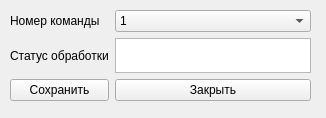
First picture: the form in wddoc.ui, repository YanaTurKli/ImitatorExchange, before the edit.
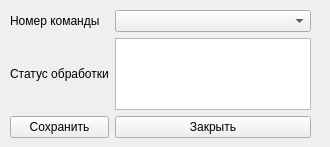
Second picture: the form after the edit.

What changed in the file:
```diff
--- a/wddoc.ui
+++ b/wddoc.ui
@@ -6,8 +6,8 @@
    <rect>
     <x>0</x>
     <y>0</y>
-    <width>326</width>
-    <height>118</height>
+    <width>330</width>
+    <height>147</height>
    </rect>
   </property>
   <property name="windowTitle">
@@ -22,7 +22,7 @@
      <x>10</x>
      <y>10</y>
      <width>301</width>
-     <height>91</height>
+     <height>128</height>
     </rect>
    </property>
    <layout class="QGridLayout" name="gridLayout">
@@ -61,11 +61,6 @@
       <property name="enabled">
        <bool>true</bool>
       </property>
-      <item>
-       <property name="text">
-        <string>1</string>
-       </property>
-      </item>
      </widget>
     </item>
     <item row="5" column="0">
```
Left out of the diff: 2 changed lines with no effect on the pictures.
